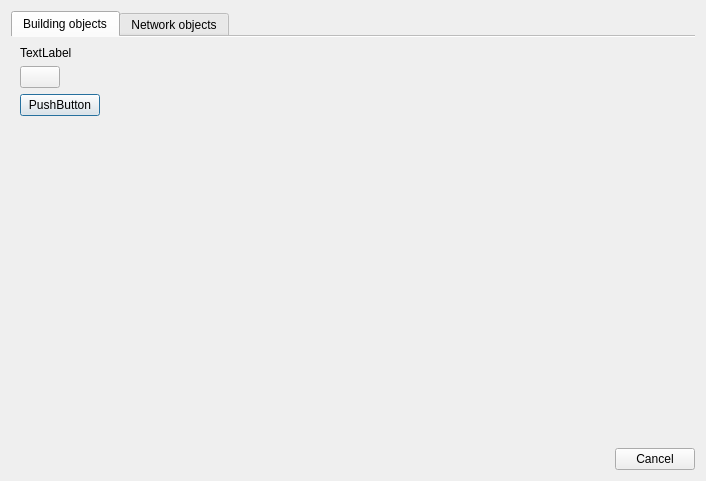
ghorwin/SIM-VICUS, file SIM-VICUS/src/SVSmartSelectDialog.ui: the form before one commit.
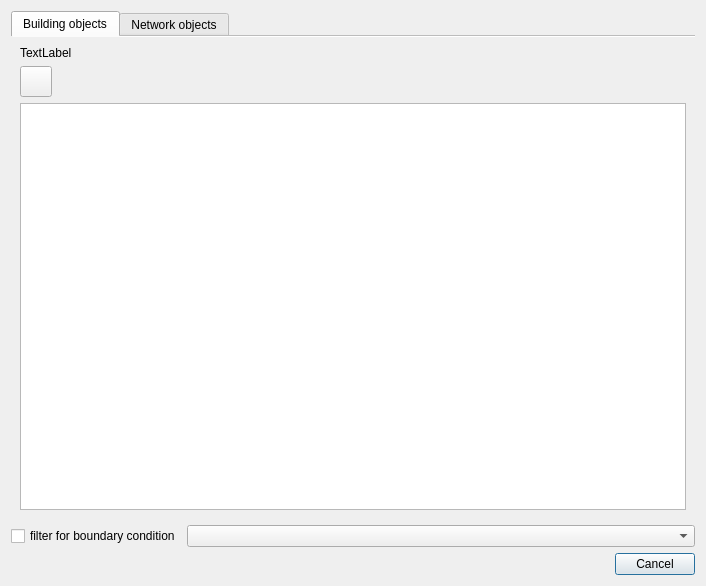
The form after the commit. The open tabs and pages were chosen to show the change. Icons and pictures are not drawn. Custom widgets are drawn as their Qt base class.

Commit message: reworked smart selection dialog

```diff
--- a/SIM-VICUS/src/SVSmartSelectDialog.ui
+++ b/SIM-VICUS/src/SVSmartSelectDialog.ui
@@ -7,7 +7,7 @@
     <x>0</x>
     <y>0</y>
     <width>706</width>
-    <height>481</height>
+    <height>586</height>
    </rect>
   </property>
   <property name="windowTitle">
@@ -30,47 +30,17 @@
        <string>Building objects</string>
       </attribute>
       <layout class="QGridLayout" name="gridLayoutBuildings">
-       <item row="2" column="0">
-        <layout class="QVBoxLayout" name="verticalLayoutOptions">
-         <item>
-          <widget class="QPushButton" name="pushButtonDummy">
-           <property name="text">
-            <string>PushButton</string>
-           </property>
-          </widget>
-         </item>
-         <item>
-          <spacer name="verticalSpacer_2">
-           <property name="orientation">
-            <enum>Qt::Vertical</enum>
-           </property>
-           <property name="sizeHint" stdset="0">
-            <size>
-             <width>20</width>
-             <height>40</height>
-            </size>
-           </property>
-          </spacer>
-         </item>
-        </layout>
-       </item>
-       <item row="2" column="1">
-        <spacer name="horizontalSpacer_2">
-         <property name="orientation">
-          <enum>Qt::Horizontal</enum>
+       <item row="0" column="0">
+        <widget class="QLabel" name="labelFilterInfo">
+         <property name="text">
+          <string>TextLabel</string>
          </property>
-         <property name="sizeHint" stdset="0">
-          <size>
-           <width>570</width>
-           <height>20</height>
-          </size>
-         </property>
-        </spacer>
+        </widget>
        </item>
-       <item row="1" column="0" colspan="2">
+       <item row="1" column="0" colspan="3">
         <layout class="QHBoxLayout" name="horizontalLayoutBreadCrums">
          <item>
-          <widget class="QPushButton" name="pushButtonReset">
+          <widget class="QToolButton" name="toolButtonReset">
            <property name="toolTip">
             <string>Resets all filters.</string>
            </property>
@@ -104,12 +74,8 @@
          </item>
         </layout>
        </item>
-       <item row="0" column="0">
-        <widget class="QLabel" name="labelFilterInfo">
-         <property name="text">
-          <string>TextLabel</string>
-         </property>
-        </widget>
+       <item row="2" column="0" colspan="3">
+        <widget class="QListWidget" name="listWidgetOptions"/>
        </item>
       </layout>
      </widget>
@@ -242,6 +208,26 @@
      </widget>
     </widget>
    </item>
+   <item>
+    <layout class="QHBoxLayout" name="horizontalLayout">
+     <item>
+      <widget class="QCheckBox" name="checkBoxFilterBoundaryCondition">
+       <property name="sizePolicy">
+        <sizepolicy hsizetype="Fixed" vsizetype="Fixed">
+         <horstretch>0</horstretch>
+         <verstretch>0</verstretch>
+        </sizepolicy>
+       </property>
+       <property name="text">
+        <string>filter for boundary condition</string>
+       </property>
+      </widget>
+     </item>
+     <item>
+      <widget class="QComboBox" name="comboBoxBoundaryCondition"/>
+     </item>
+    </layout>
+   </item>
    <item>
     <widget class="QDialogButtonBox" name="buttonBox">
      <property name="orientation">
```
Left out of the diff: 9 changed lines with no effect on the pictures. The commit also changes 5 other files.
